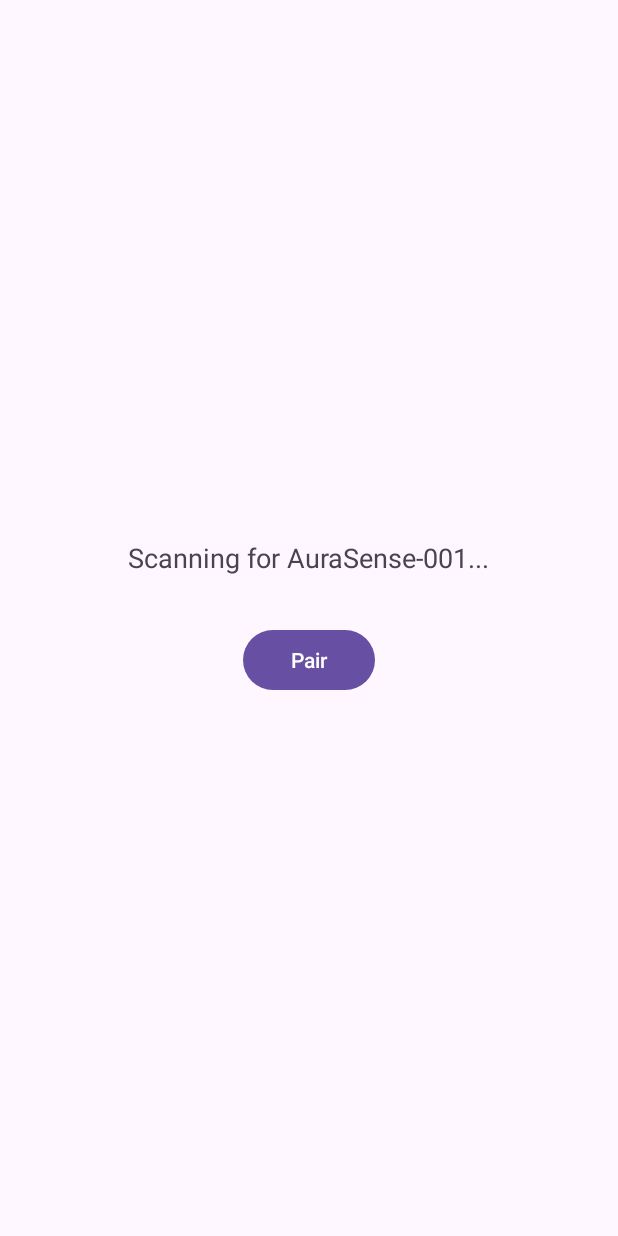
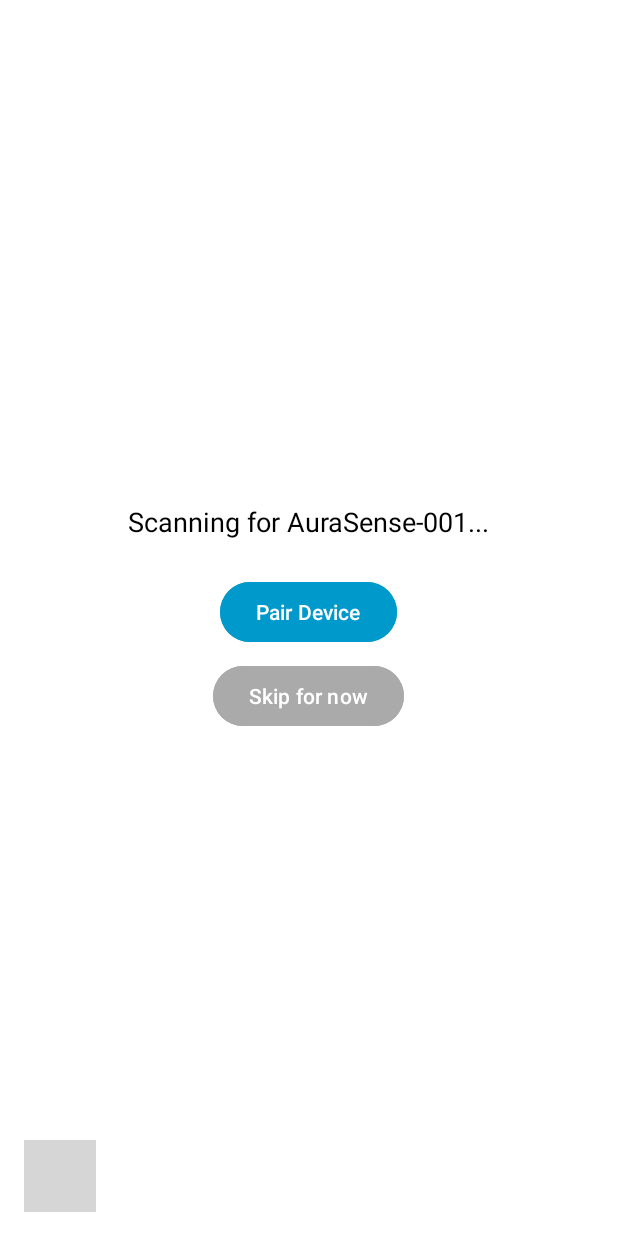
Before and after one commit to hlbels/AuraSense, an Android app: the DevicePairingActivity screen opened directly, with no data from a screen before it, on a phone screen of 412 x 824 dp. Run offline under Robolectric (Android 15) with nearby library versions, the phone set to English and light mode, and no system bars; grey boxes are pictures that could not be loaded.

Commit message:
Update activity_device_pairing.xml

```diff
--- a/AuraSense/app/src/main/res/layout/activity_device_pairing.xml
+++ b/AuraSense/app/src/main/res/layout/activity_device_pairing.xml
@@ -1,22 +1,66 @@
 <?xml version="1.0" encoding="utf-8"?>
-<LinearLayout xmlns:android="http://schemas.android.com/apk/res/android"
-    android:layout_width="match_parent" android:layout_height="match_parent"
-    android:orientation="vertical" android:padding="16dp" android:gravity="center">
+<RelativeLayout xmlns:android="http://schemas.android.com/apk/res/android"
+    android:layout_width="match_parent"
+    android:layout_height="match_parent"
+    android:padding="16dp"
+    android:background="@android:color/white">
+
+    <!-- Main vertical stack centred -->
+    <LinearLayout
+        android:layout_width="wrap_content"
+        android:layout_height="wrap_content"
+        android:layout_centerInParent="true"
+        android:orientation="vertical"
+        android:gravity="center_horizontal">
 
         <TextView
             android:id="@+id/statusText"
-        android:layout_width="wrap_content" android:layout_height="wrap_content"
+            android:layout_width="wrap_content"
+            android:layout_height="wrap_content"
             android:text="Scanning for AuraSense-001..."
-        android:textSize="18sp" />
+            android:textSize="18sp"
+            android:textColor="@android:color/black" />
 
         <Button
             android:id="@+id/pairButton"
-        android:layout_width="wrap_content" android:layout_height="wrap_content"
-        android:layout_marginTop="32dp" android:text="Pair" />
+            android:layout_width="wrap_content"
+            android:layout_height="wrap_content"
+            android:layout_marginTop="24dp"
+            android:text="Pair Device"
+            android:backgroundTint="@android:color/holo_blue_dark"
+            android:textColor="@android:color/white" />
+
+        <!-- new Skip button -->
+        <Button
+            android:id="@+id/skipButton"
+            android:layout_width="wrap_content"
+            android:layout_height="wrap_content"
+            android:layout_marginTop="8dp"
+            android:text="Skip for now"
+            android:backgroundTint="@android:color/darker_gray"
+            android:textColor="@android:color/white" />
 
         <TextView
             android:id="@+id/heartRateText"
-        android:layout_width="wrap_content" android:layout_height="wrap_content"
-        android:layout_marginTop="32dp" android:textSize="24sp"
-        android:textStyle="bold" android:visibility="gone" />
+            android:layout_width="wrap_content"
+            android:layout_height="wrap_content"
+            android:layout_marginTop="24dp"
+            android:textSize="24sp"
+            android:textStyle="bold"
+            android:textColor="@android:color/holo_red_dark"
+            android:visibility="gone" />
     </LinearLayout>
+
+    <!-- back arrow bottom-left (unchanged) -->
+    <ImageButton
+        android:id="@+id/backButton"
+        android:layout_width="48dp"
+        android:layout_height="48dp"
+        android:layout_alignParentStart="true"
+        android:layout_alignParentBottom="true"
+        android:background="?attr/selectableItemBackgroundBorderless"
+        android:padding="8dp"
+        android:src="@drawable/ic_arrow_back"
+        android:tint="@android:color/black"
+        android:contentDescription="Back" />
+</RelativeLayout>
```
Lines whose indentation alone changed are shown as unchanged.
